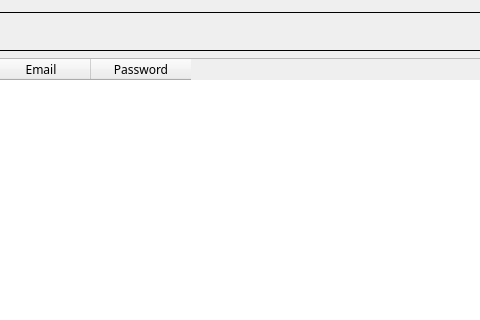
This is ui/accounts.ui in ApostolisTs/PasswordManager as Qt 5 draws it before an edit; both pictures show x 321 to 801 and y 0 to 320 of the 1100 by 600 pixel window. The edited form follows.
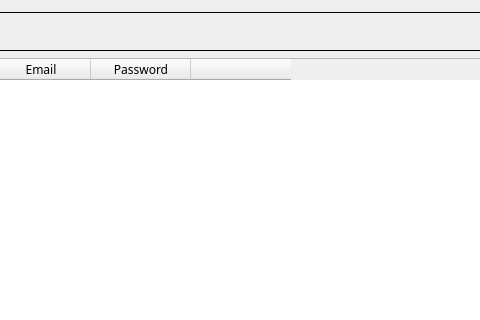
This is the edited form.

```diff
--- a/ui/accounts.ui
+++ b/ui/accounts.ui
@@ -145,6 +145,11 @@
        <string>Password</string>
       </property>
      </column>
+     <column>
+      <property name="text">
+       <string/>
+      </property>
+     </column>
     </widget>
    </item>
    <item>
```
